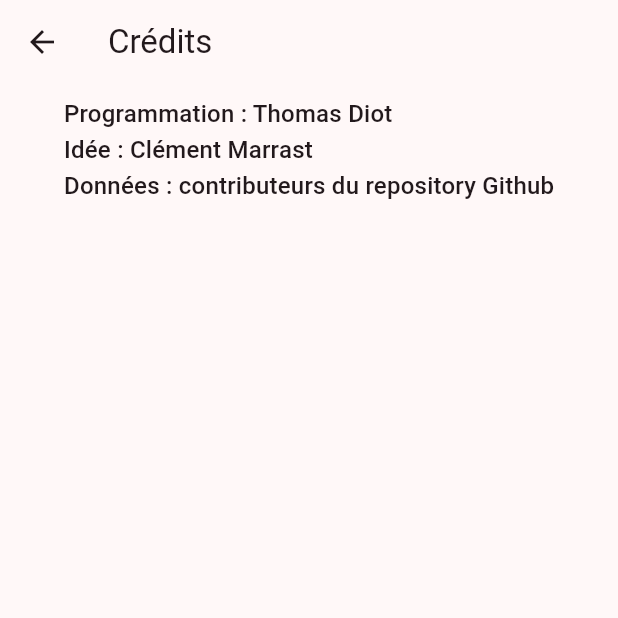
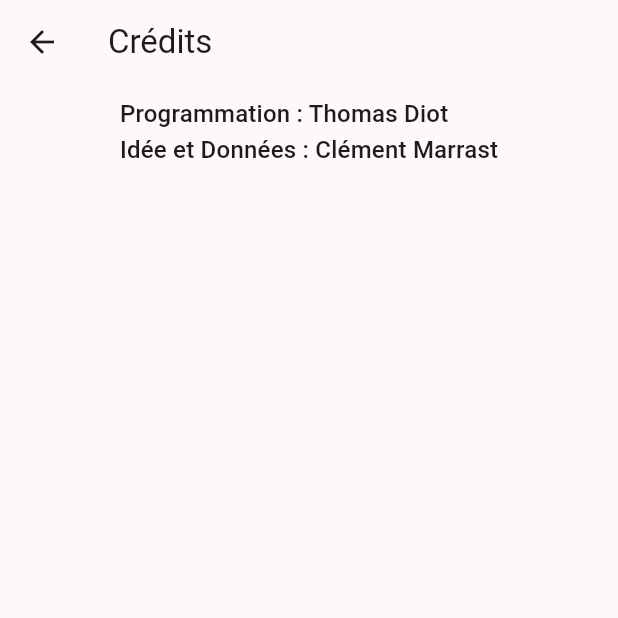
Before and after one commit to blastegit/Objectif_oral, a Flutter app: the ParametresPage screen opened directly, on a phone screen of 412 x 824 dp, the top half of it. Run offline on Flutter 3.47's test engine with Material 2 defaults, Android fonts, the light colour scheme and no system bars; our stand-ins replace photo_view, shared_preferences; accounts and stored records are empty.

Commit message:
correction des crédits

```diff
--- a/lib/settings_page.dart
+++ b/lib/settings_page.dart
@@ -28,7 +28,7 @@ class Credits extends StatelessWidget {
   Widget build(BuildContext context) {
     return Center(
       child: Text(
-        """Programmation : Thomas Diot\nIdée : Clément Marrast\nDonnées : contributeurs du repository Github""",
+        "Programmation : Thomas Diot\nIdée et Données : Clément Marrast",
         style: Theme.of(context).textTheme.titleMedium,
       )
     );
```
